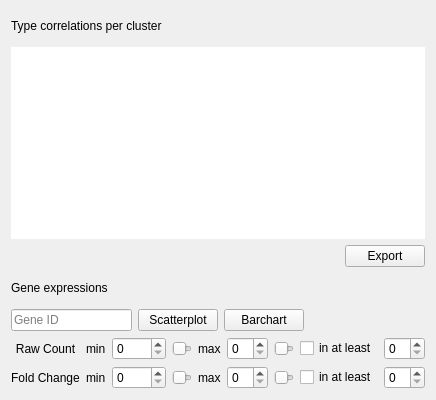
KaikiasVind/CellBadger, file TabWidget.ui: the form before one commit.
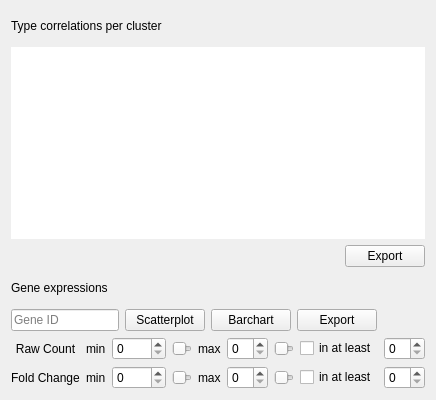
The form after the commit.

Commit message:
Added export function and individual export texts.
Added a way to export the gene expression table.

```diff
--- a/TabWidget.ui
+++ b/TabWidget.ui
@@ -158,6 +158,13 @@
        </property>
       </widget>
      </item>
+     <item>
+      <widget class="QPushButton" name="pushButtonExportGeneExpressions">
+       <property name="text">
+        <string>Export</string>
+       </property>
+      </widget>
+     </item>
      <item>
       <spacer name="horizontalSpacerGeneExpressions">
        <property name="orientation">
```
Left out of the diff: 4 changed lines with no effect on the pictures. The commit also changes 6 other files.
